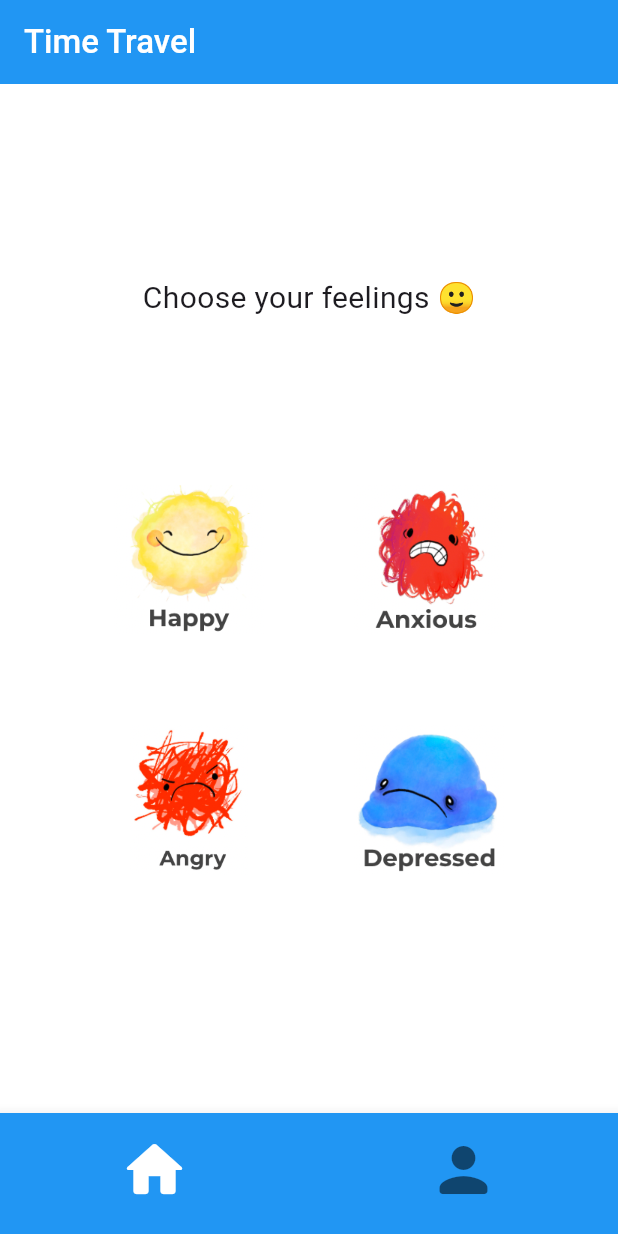
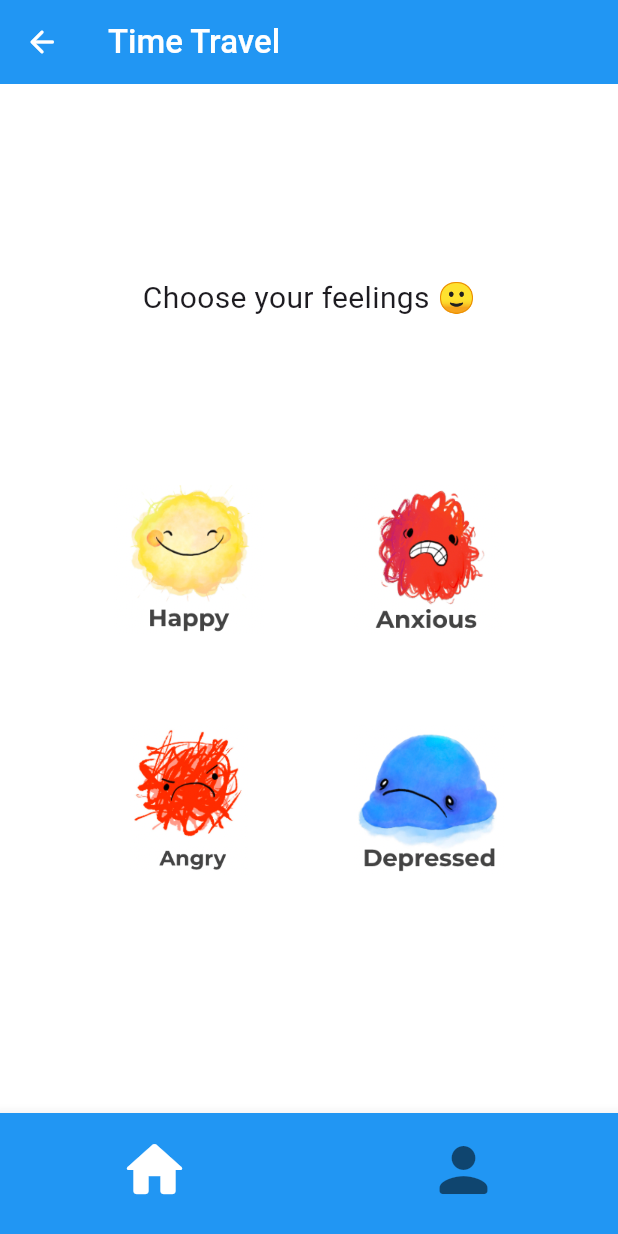
Before and after one commit to Time-Travel-Partition/emotion_chat, a Flutter app: the screen it shows after launch, after a tap on "To Home", on a phone screen of 412 x 824 dp. Run offline on Flutter 3.47's test engine with Material 3 defaults, Android fonts, the phone set to English and light mode, and no system bars; our stand-ins replace cloud_firestore, firebase_core; accounts and stored records are empty.

Commit message:
✨ feat: 뒤로가기 버튼 추가

```diff
--- a/lib/screens/home.dart
+++ b/lib/screens/home.dart
@@ -16,6 +16,12 @@ class Home extends StatelessWidget {
             style: TextStyle(
               fontWeight: FontWeight.w500,
             ),
+          ),
+          leading: IconButton(
+            onPressed: () {
+              Navigator.pop(context);
+            },
+            icon: const Icon(Icons.arrow_back_rounded),
           ),
           foregroundColor: Colors.white,
           backgroundColor: Colors.blue,
```
